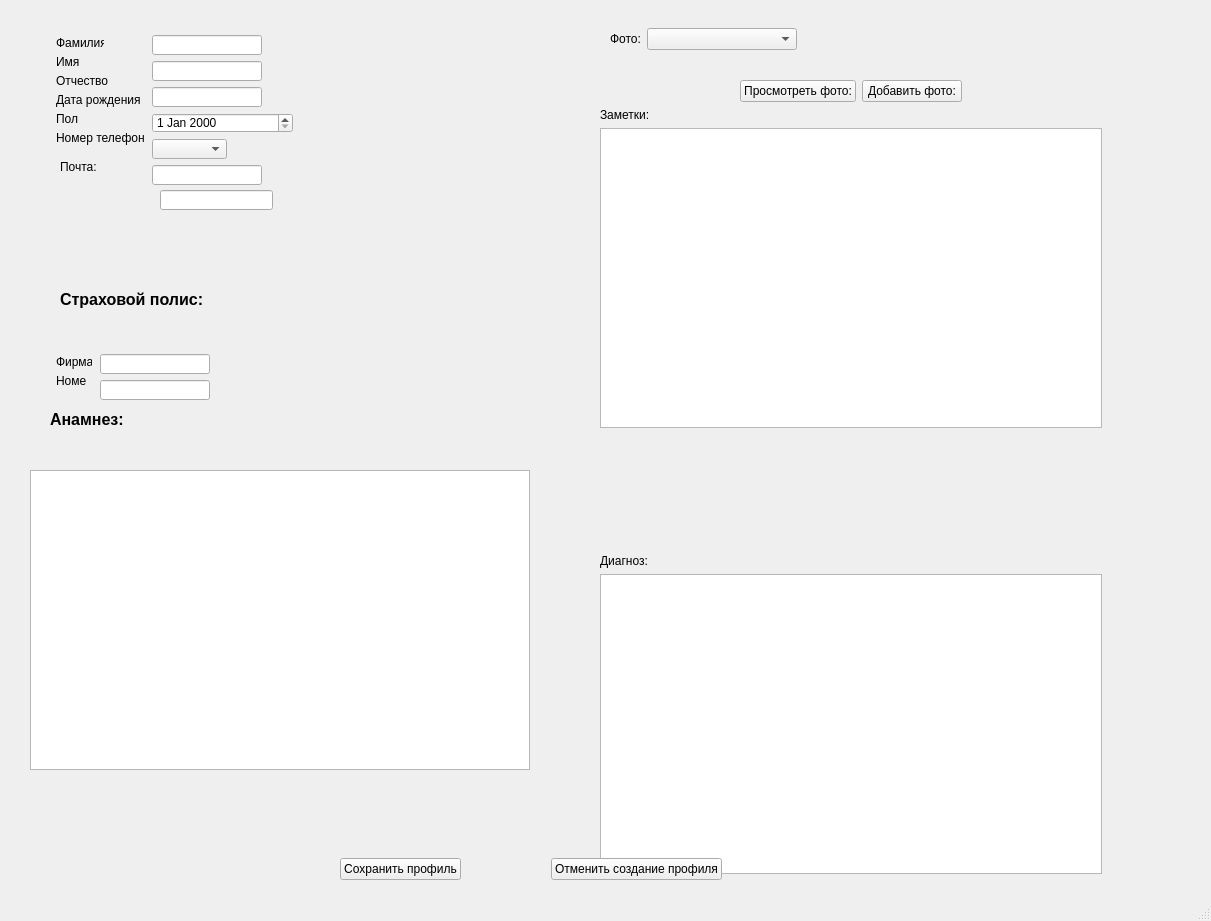
Above: viewOfPatient.ui from hubish/DataBaseProject before the change. Below: the same form after it.
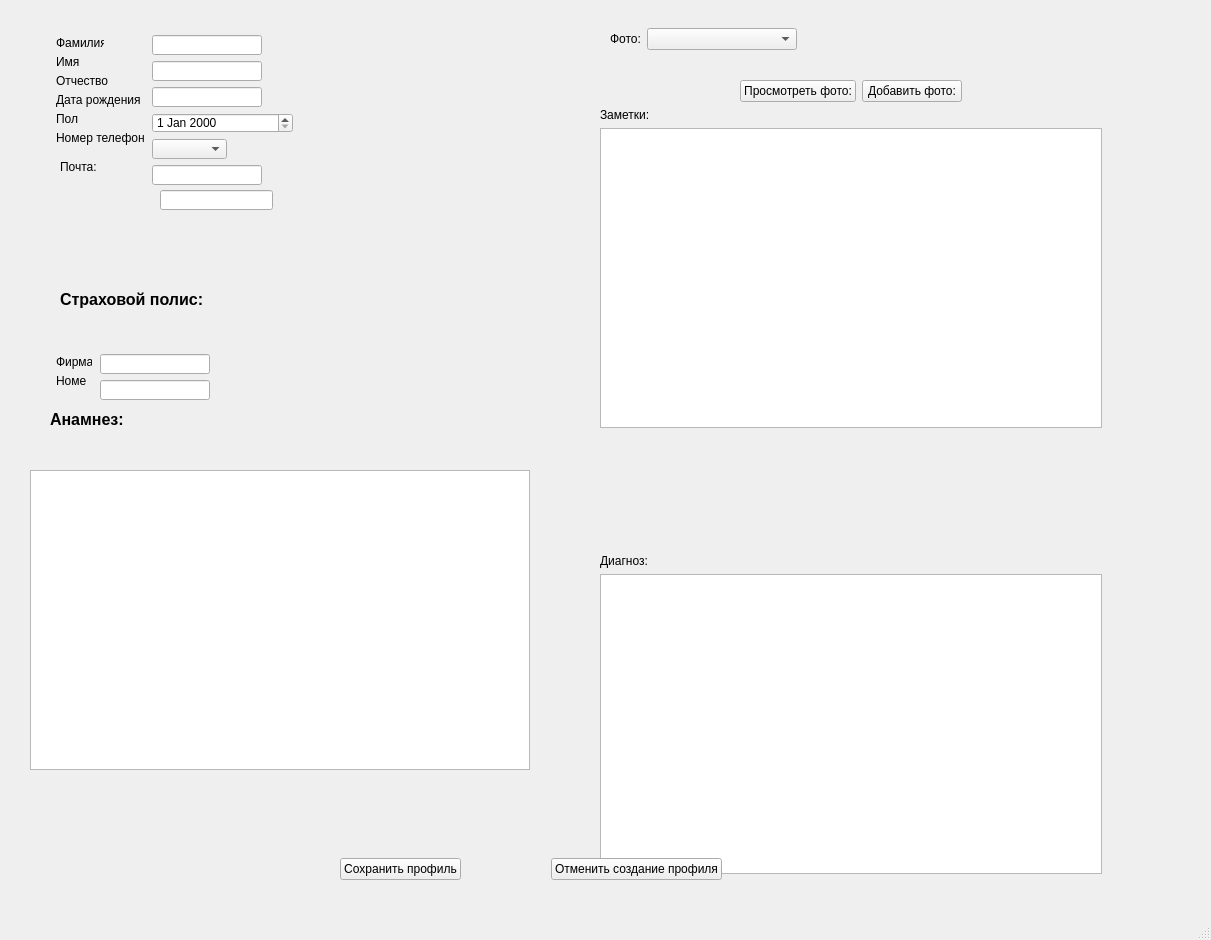
That is the form after the change.

Diff of the .ui file:
```diff
--- a/viewOfPatient.ui
+++ b/viewOfPatient.ui
@@ -7,7 +7,7 @@
     <x>0</x>
     <y>0</y>
     <width>1211</width>
-    <height>921</height>
+    <height>940</height>
    </rect>
   </property>
   <property name="windowTitle">
@@ -458,7 +458,7 @@
      </rect>
     </property>
    </widget>
-   <widget class="QWidget" name="">
+   <widget class="QWidget" name="layoutWidget">
     <property name="geometry">
      <rect>
       <x>610</x>
```
